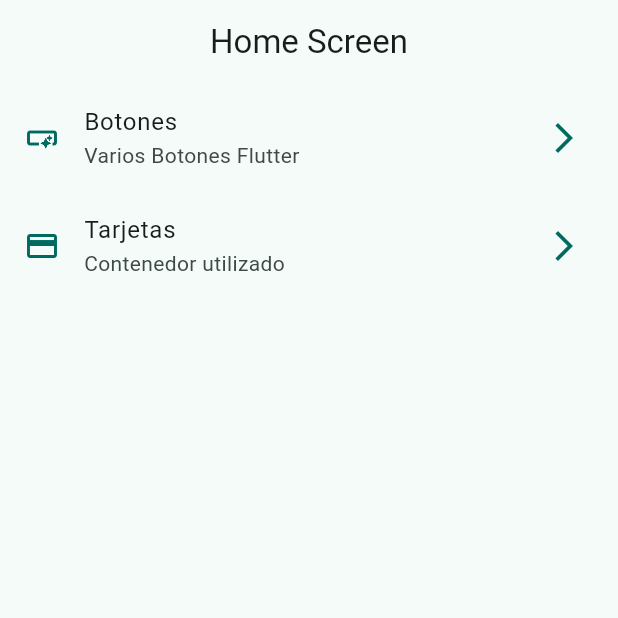
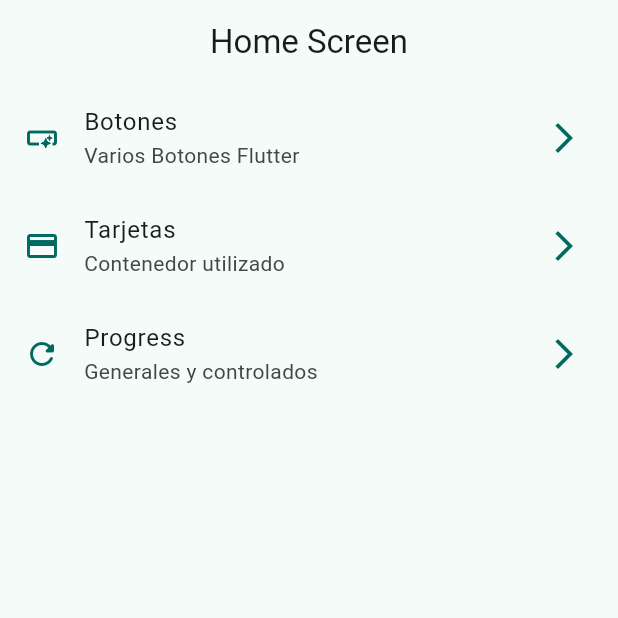
Before and after one commit to patoCode/widgets_app, a Flutter app: the screen it shows after launch, on a phone screen of 412 x 824 dp, the top half of it. Run offline on Flutter 3.47's test engine with Material 3 defaults, Android fonts, the phone set to English and light mode, and no system bars; our stand-ins replace go_router.

Commit message:
Progress Indicar terminado

```diff
--- a/lib/config/menu/menu_items.dart
+++ b/lib/config/menu/menu_items.dart
@@ -27,4 +27,10 @@ const appMenuItems = <MenuItem>[
     link: "/cards",
     icon: Icons.credit_card,
   ),
+  MenuItem(
+    title: "Progress",
+    subTitle: "Generales y controlados",
+    link: "/progress",
+    icon: Icons.refresh_rounded,
+  ),
 ];
--- a/lib/config/router/router_app.dart
+++ b/lib/config/router/router_app.dart
@@ -2,7 +2,7 @@ import 'package:go_router/go_router.dart';
 import 'package:widgets_app/presentation/screens/screens.dart';
 
 final appRouter = GoRouter(
-  // ** Ruta initial de la app.
+  // ** Ruta initial de la app initialLocation.
   // ** Los path de las rutas deben ser unicos
   // ** Podemos agregarles nombres, pero se debe agregar a cada Screen una variable <static const String name>
   initialLocation: '/',
@@ -22,5 +22,10 @@ final appRouter = GoRouter(
       name: CardsScreen.name,
       builder: (context, state) => const CardsScreen(),
     ),
+    GoRoute(
+      path: '/progress',
+      name: ProgressScreen.name,
+      builder: (context, state) => const ProgressScreen(),
+    ),
   ],
 );
```
Also changed, not shown: lib/presentation/screens/progress/progress_screen.dart (+75 -1 lines).
